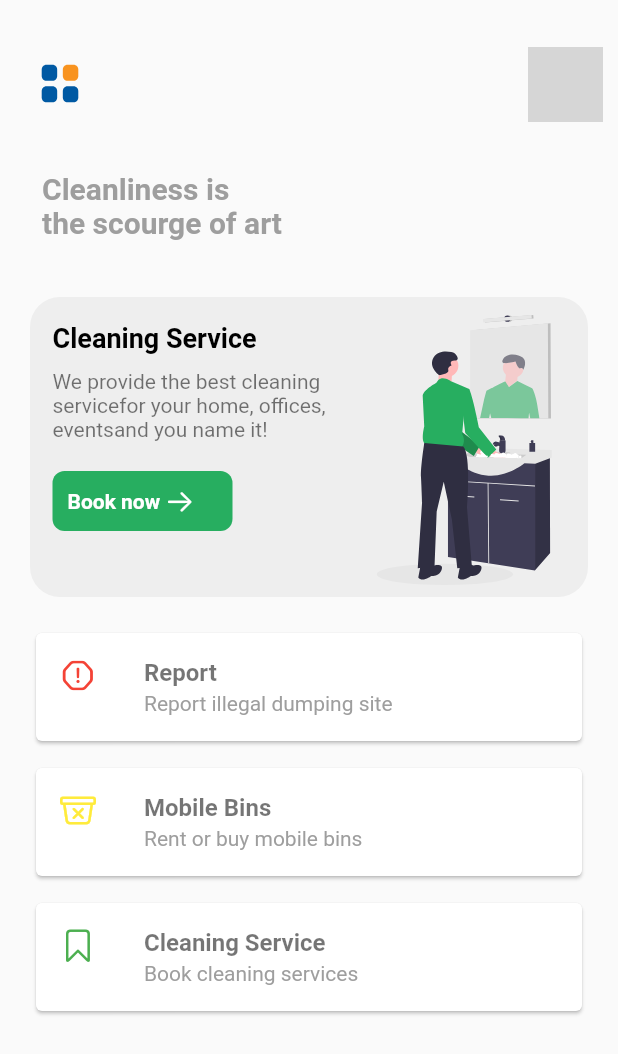
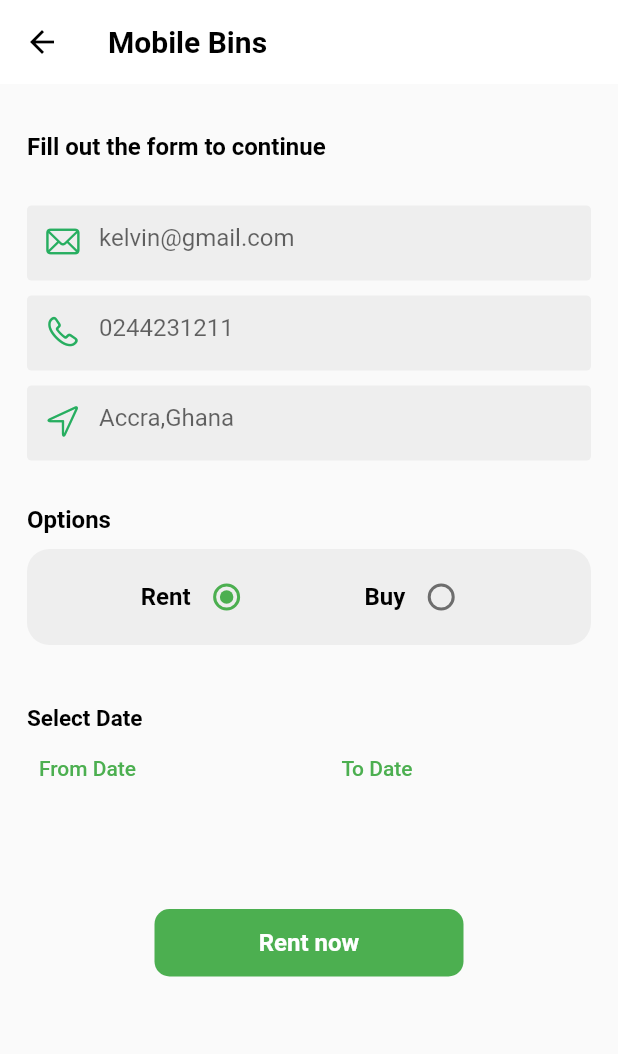
Before and after one commit to ansahkelvin/waste-ninja, a Flutter app: the screen it shows once a user with an empty profile is signed in, after a tap on "Mobile Bins", on a phone screen of 412 x 824 dp. Shown: the top 1054 px of the screen. Run offline on Flutter 3.47's test engine with Material 2 defaults, Android fonts, the phone set to English and light mode, and no system bars; our stand-ins replace cloud_firestore, firebase_auth, firebase_core, flutter_svg, geolocator, image_picker and 1 more; accounts and stored records are empty; network calls fail; grey boxes are pictures that could not be loaded.

Commit message:
Added mobile bin screen and finalised book cleaning service screen

```diff
--- a/lib/screen/drawer.dart
+++ b/lib/screen/drawer.dart
@@ -3,6 +3,7 @@ import 'package:flutter/material.dart';
 import 'package:provider/provider.dart';
 import 'package:wasteninja/helper/color.dart';
 import 'package:wasteninja/provider/auth.dart';
+import 'package:wasteninja/screen/book_cleaning.dart';
 import 'package:wasteninja/screen/bookings.dart';
 import 'package:wasteninja/screen/landingPage.dart';
 import 'package:wasteninja/screen/user_account.dart';
@@ -87,6 +88,12 @@ class CustomDrawer extends StatelessWidget {
                 ListTile(
                   leading: Icon(Icons.room_service_outlined),
                   title: Text("Cleaning Services"),
+                  onTap: () => Navigator.push(
+                    context,
+                    MaterialPageRoute(
+                      builder: (context) => BookCleaningService(),
+                    ),
+                  ),
                 ),
                 ListTile(
                   onTap: () async {
--- a/lib/screen/homePage.dart
+++ b/lib/screen/homePage.dart
@@ -11,6 +11,7 @@ import 'package:wasteninja/provider/firestore.dart';
 import 'package:wasteninja/provider/provider.dart';
 import 'package:wasteninja/screen/book_cleaning.dart';
 import 'package:wasteninja/screen/drawer.dart';
+import 'package:wasteninja/screen/mobile_bin.dart';
 import 'package:wasteninja/screen/report.dart';
 import 'package:wasteninja/screen/user_account.dart';
 import 'package:wasteninja/widget/custom_card.dart';
@@ -248,7 +249,12 @@ class _HomePageState extends State<HomePage> {
           CustomCard(
             text: "Mobile Bins",
             subText: "Rent or buy mobile bins",
-            callback: () {},
+            callback: () => Navigator.push(
+              context,
+              MaterialPageRoute(
+                builder: (context) => MobileBin(),
+              ),
+            ),
             iconColor: Colors.yellow,
             icon: CupertinoIcons.bin_xmark,
           ),
@@ -265,7 +271,7 @@ class _HomePageState extends State<HomePage> {
               ),
             ),
             iconColor: Colors.green,
-            icon: CupertinoIcons.bookmark,
+            icon: Icons.room_service_outlined,
           ),
         ],
       ),
--- /dev/null
+++ b/lib/screen/mobile_bin.dart
@@ -0,0 +1,543 @@
+import 'package:flutter/cupertino.dart';
+import 'package:flutter/material.dart';
+import 'package:wasteninja/helper/color.dart';
+import 'package:wasteninja/widget/priceRow.dart';
+
+enum options {
+  rent,
+  sale,
+}
+
+class MobileBin extends StatefulWidget {
+  const MobileBin({Key? key}) : super(key: key);
+
+  @override
+  _MobileBinState createState() => _MobileBinState();
+}
+
+class _MobileBinState extends State<MobileBin> {
+  options value = options.rent;
+  DateTime? selectedDate;
+  DateTime? endSelectedDate;
+  int counter = 1;
+  int price = 200;
+
+  Future<void> showDate(DateTime onSelect) async {
+    await showCupertinoModalPopup(
+      barrierColor: Colors.white,
+      context: context,
+      builder: (context) => Container(
+        height: 200,
+        width: double.infinity,
+        child: CupertinoDatePicker(
+          minimumDate: DateTime.now(),
+          onDateTimeChanged: (time) {
+            setState(() {
+              onSelect = time;
+            });
+          },
+        ),
+      ),
+    );
+  }
+
+  void setStartDate() async {
+    await showCupertinoModalPopup(
+      barrierColor: Colors.white,
+      context: context,
+      builder: (context) => Container(
+        height: 200,
+        width: double.infinity,
+        child: CupertinoDatePicker(
+          minimumDate: DateTime.now(),
+          onDateTimeChanged: (time) {
+            setState(() {
+              selectedDate = time;
+            });
+          },
+        ),
+      ),
+    );
+  }
+
+  void setEndDate() async {
+    await showCupertinoModalPopup(
+      barrierColor: Colors.white,
+      context: context,
+      builder: (context) => Container(
+        height: 200,
+        width: double.infinity,
+        child: CupertinoDatePicker(
+          minimumDate: DateTime.now(),
+          onDateTimeChanged: (time) {
+            setState(() {
+              endSelectedDate = time;
+            });
+          },
+        ),
+      ),
+    );
+  }
+
+  @override
+  Widget build(BuildContext context) {
+    return Scaffold(
+      appBar: AppBar(
+        backgroundColor: Colors.white,
+        elevation: 0,
+        iconTheme: IconThemeData(
+          color: Colors.black,
+        ),
+        automaticallyImplyLeading: true,
+        actionsIconTheme: IconThemeData(
+          color: Colors.black,
+        ),
+        title: Text(
+          "Mobile Bins",
+          style: TextStyle(
+            color: Colors.black,
+            fontWeight: FontWeight.bold,
+          ),
+        ),
+      ),
+      body: SingleChildScrollView(
+        child: Padding(
+          padding: const EdgeInsets.symmetric(horizontal: 18.0, vertical: 12),
+          child: Column(
+            crossAxisAlignment: CrossAxisAlignment.start,
+            children: [
+              SizedBox(
+                height: 20,
+              ),
+              Text(
+                "Fill out the form to continue",
+                style: TextStyle(
+                  color: Colors.black,
+                  fontWeight: FontWeight.bold,
+                  fontSize: 16,
+                ),
+              ),
+              SizedBox(
+                height: 30,
+              ),
+              Container(
+                height: 50,
+                decoration: BoxDecoration(
+                  color: Colors.grey[200],
+                  borderRadius: BorderRadius.circular(3),
+                ),
+                child: TextFormField(
+                  //controller: infoController,
+                  textInputAction: TextInputAction.done,
+                  decoration: InputDecoration(
+                    prefixIcon: Icon(CupertinoIcons.mail, color: kprimaryDeep),
+                    focusColor: kprimaryDeep,
+                    border: InputBorder.none,
+                    hintText: "kelvin@gmail.com",
+                  ),
+                ),
+              ),
+              SizedBox(
+                height: 10,
+              ),
+              Container(
+                //padding: EdgeInsets.only(bottom: 10, left: 12, top: 12),
+                height: 50,
+                decoration: BoxDecoration(
+                  color: Colors.grey[200],
+                  borderRadius: BorderRadius.circular(3),
+                ),
+                child: TextFormField(
+                  textInputAction: TextInputAction.done,
+                  decoration: InputDecoration(
+                    prefixIcon: Icon(
+                      CupertinoIcons.phone,
+                      color: kprimaryDeep,
+                    ),
+                    focusColor: kprimaryDeep,
+                    border: InputBorder.none,
+                    hintText: "0244231211",
+                  ),
+                ),
+              ),
+              SizedBox(
+                height: 10,
+              ),
+              Container(
+                height: 50,
+                decoration: BoxDecoration(
+                  color: Colors.grey[200],
+                  borderRadius: BorderRadius.circular(3),
+                ),
+                child: TextFormField(
+                  textInputAction: TextInputAction.done,
+                  decoration: InputDecoration(
+                    prefixIcon: Icon(
+                      CupertinoIcons.location,
+                      color: kprimaryDeep,
+                    ),
+                    focusColor: kprimaryDeep,
+                    border: InputBorder.none,
+                    hintText: "Accra,Ghana",
+                  ),
+                ),
+              ),
+              SizedBox(
+                height: 30,
+              ),
+              Text(
+                "Options",
+                style: TextStyle(
+                  fontWeight: FontWeight.bold,
+                  color: Colors.black,
+                  fontSize: 16,
+                ),
+              ),
+              SizedBox(
+                height: 10,
+              ),
+              Row(
+                mainAxisAlignment: MainAxisAlignment.spaceBetween,
+                children: [
+                  Expanded(
+                    child: Container(
+                        padding: EdgeInsets.all(8),
+                        decoration: BoxDecoration(
+                            color: Colors.grey[200],
+                            borderRadius: BorderRadius.circular(15)),
+                        child: Row(
+                            mainAxisAlignment: MainAxisAlignment.spaceEvenly,
+                            children: [
+                              Row(
+                                children: [
+                                  Text(
+                                    "Rent",
+                                    style: TextStyle(
+                                      color: Colors.black,
+                                      fontSize: 16,
+                                      fontWeight: FontWeight.bold,
+                                    ),
+                                  ),
+                                  Radio<options?>(
+                                    groupValue: value,
+                                    value: options.rent,
+                                    onChanged: (options? onChange) {
+                                      setState(() {
+                                        value = onChange!;
+                                      });
+                                    },
+                                  )
+                                ],
+                              ),
+                              Row(
+                                children: [
+                                  Text(
+                                    "Buy",
+                                    style: TextStyle(
+                                      color: Colors.black,
+                                      fontSize: 16,
+                                      fontWeight: FontWeight.bold,
+                                    ),
+                                  ),
+                                  Radio<options?>(
+                                    groupValue: value,
+                                    value: options.sale,
+                                    onChanged: (options? onChange) {
+                                      setState(() {
+                                        value = onChange!;
+                                      });
+                                    },
+                                  )
+                                ],
+                              ),
+                            ])),
+                  ),
+                  SizedBox(height: 20),
+                ],
+              ),
+              SizedBox(height: 20),
+              value == options.rent ? _buildRent(context) : buildBuy(),
+            ],
+          ),
+        ),
+      ),
+    );
+  }
+
+  Widget buildBuy() => Column(
+        children: [
+          SizedBox(height: 20),
+          Row(
+            children: [
+              Container(
+                decoration: BoxDecoration(
+                    color: Colors.grey[200],
+                    borderRadius: BorderRadius.circular(20)),
+                child: Row(
+                  mainAxisAlignment: MainAxisAlignment.spaceBetween,
+                  children: [
+                    IconButton(
+                      onPressed: () {
+                        if (price == 200) {
+                          setState(() {
+                            price = 200;
+                          });
+                        }
+                        if (counter == 1) {
+                          setState(() {
+                            counter = 1;
+                          });
+                        } else {
+                          setState(() {
+                            counter--;
+                            price = price - 200;
+                          });
+                        }
+                      },
+                      icon: Icon(
+                        CupertinoIcons.minus,
+                      ),
+                    ),
+                    Text(counter.toString()),
+                    IconButton(
+                      onPressed: () {
+                        setState(() {
+                          counter++;
+                          price += 200;
+                        });
+                      },
+                      icon: Icon(
+                        Icons.add,
+                      ),
+                    ),
+                  ],
+                ),
+              ),
+              SizedBox(
+                width: 20,
+              ),
+              Expanded(child: Text("Number of bins"))
+            ],
+          ),
+          SizedBox(
+            height: 30,
+          ),
+          Container(
+            height: 140,
+            width: double.infinity,
+            decoration: BoxDecoration(
+              border: Border.all(width: 1.5, color: kprimaryDeep),
+              color: Colors.white30,
+              borderRadius: BorderRadius.circular(
+                15,
+              ),
+            ),
+            child: Padding(
+              padding: const EdgeInsets.symmetric(
+                horizontal: 16.0,
+                vertical: 12,
+              ),
+              child: Column(
+                crossAxisAlignment: CrossAxisAlignment.start,
+                children: [
+                  Text(
+                    "Price",
+                    style: TextStyle(
+                      color: Colors.black54,
+                      fontWeight: FontWeight.w800,
+                      fontSize: 18,
+                    ),
+                  ),
+                  SizedBox(height: 10),
+                  PriceRow(
+                    leftText: "Number of bins:",
+                    rightText: counter.toString(),
+                  ),
+                  SizedBox(height: 10),
+                  PriceRow(
+                    leftText: "Total Price",
+                    rightText: "GHC $price",
+                  ),
+                ],
+              ),
+            ),
+          ),
+          SizedBox(
+            height: 30,
+          ),
+          Center(
+            child: Container(
+              height: 45,
+              width: MediaQuery.of(context).size.width * 0.5,
+              decoration: BoxDecoration(
+                color: Colors.green,
+                borderRadius: BorderRadius.circular(
+                  10,
+                ),
+              ),
+              child: Center(
+                  child: Text(
+                "Buy now",
+                style: TextStyle(
+                  color: Colors.white,
+                  fontSize: 16,
+                  fontWeight: FontWeight.bold,
+                ),
+              )),
+            ),
+          ),
+        ],
+      );
+
+  Widget _buildRent(BuildContext context) {
+    return Column(
+      crossAxisAlignment: CrossAxisAlignment.start,
+      children: [
+        SizedBox(height: 20),
+        Text(
+          "Select Date",
+          style: TextStyle(
+            color: Colors.black,
+            fontWeight: FontWeight.bold,
+            fontSize: 15,
+          ),
+        ),
+        Row(
+          mainAxisAlignment: MainAxisAlignment.spaceBetween,
+          children: [
+            Column(
+              children: [
+                TextButton(
+                  onPressed: setStartDate,
+                  child: Text("From Date"),
+                ),
+                selectedDate != null
+                    ? Container(
+                        height: 50,
+                        width: 180,
+                        decoration: BoxDecoration(
+                          color: Colors.grey[200],
+                          borderRadius: BorderRadius.circular(20),
+                        ),
+                        child: Center(
+                            child: Text(
+                          selectedDate.toString(),
+                          overflow: TextOverflow.ellipsis,
+                          style: TextStyle(color: Colors.black54),
+                        )),
+                      )
+                    : Container(),
+              ],
+            ),
+            SizedBox(
+              width: 10,
+            ),
+            Expanded(
+              child: Column(
+                children: [
+                  TextButton(
+                    onPressed: setEndDate,
+                    child: Text("To Date"),
+                  ),
+                  endSelectedDate == null
+                      ? Container()
+                      : Container(
+                          height: 50,
+                          //width: 200,
+                          decoration: BoxDecoration(
+                            color: Colors.grey[200],
+                            borderRadius: BorderRadius.circular(20),
+                          ),
+                          child: Center(
+                              child: Text(
+                            endSelectedDate.toString(),
+                            style: TextStyle(color: Colors.black54),
+                            overflow: TextOverflow.ellipsis,
+                          )),
+                        ),
+                ],
+              ),
+            )
+          ],
+        ),
+        SizedBox(
+          height: 20,
+        ),
+        SizedBox(
+          height: 20,
+        ),
+        selectedDate != null && endSelectedDate != null
+            ? Container(
+                height: 140,
+                width: double.infinity,
+                decoration: BoxDecoration(
+                  border: Border.all(width: 1.5, color: kprimaryDeep),
+                  color: Colors.white30,
+                  borderRadius: BorderRadius.circular(
+                    15,
+                  ),
+                ),
+                child: Padding(
+                  padding: const EdgeInsets.symmetric(
+                    horizontal: 16.0,
+                    vertical: 12,
+                  ),
+                  child: Column(
+                    crossAxisAlignment: CrossAxisAlignment.start,
+                    children: [
+                      Text(
+                        "Price",
+                        style: TextStyle(
+                          color: Colors.black54,
+                          fontWeight: FontWeight.w800,
+                          fontSize: 18,
+                        ),
+                      ),
+                      SizedBox(height: 10),
+                      PriceRow(
+                        leftText: "From",
+                        rightText: selectedDate.toString(),
+                      ),
+                      SizedBox(height: 10),
+                      PriceRow(
+                        leftText: "To",
+                        rightText: endSelectedDate.toString(),
+                      ),
+                      SizedBox(height: 10),
+                      PriceRow(
+                        leftText: "Total Price",
+                        rightText: "GHC 20,000",
+                      ),
+                    ],
+                  ),
+                ),
+              )
+            : Container(),
+        SizedBox(
+          height: 30,
+        ),
+        Center(
+          child: Container(
+            height: 45,
+            width: MediaQuery.of(context).size.width * 0.5,
+            decoration: BoxDecoration(
+              color: Colors.green,
+              borderRadius: BorderRadius.circular(
+                10,
+              ),
+            ),
+            child: Center(
+                child: Text(
+              "Rent now",
+              style: TextStyle(
+                color: Colors.white,
+                fontSize: 16,
+                fontWeight: FontWeight.bold,
+              ),
+            )),
+          ),
+        ),
+      ],
+    );
+  }
+}
```
Also changed, not shown: lib/screen/book_cleaning.dart (+103 -24 lines), lib/widget/priceRow.dart (added, +22 -0 lines).
